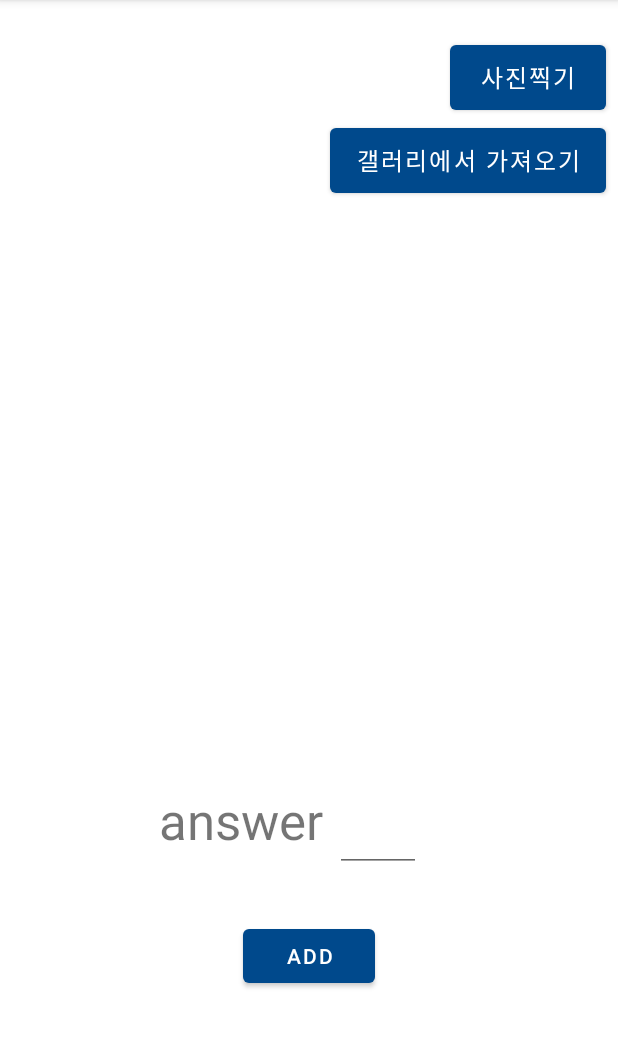
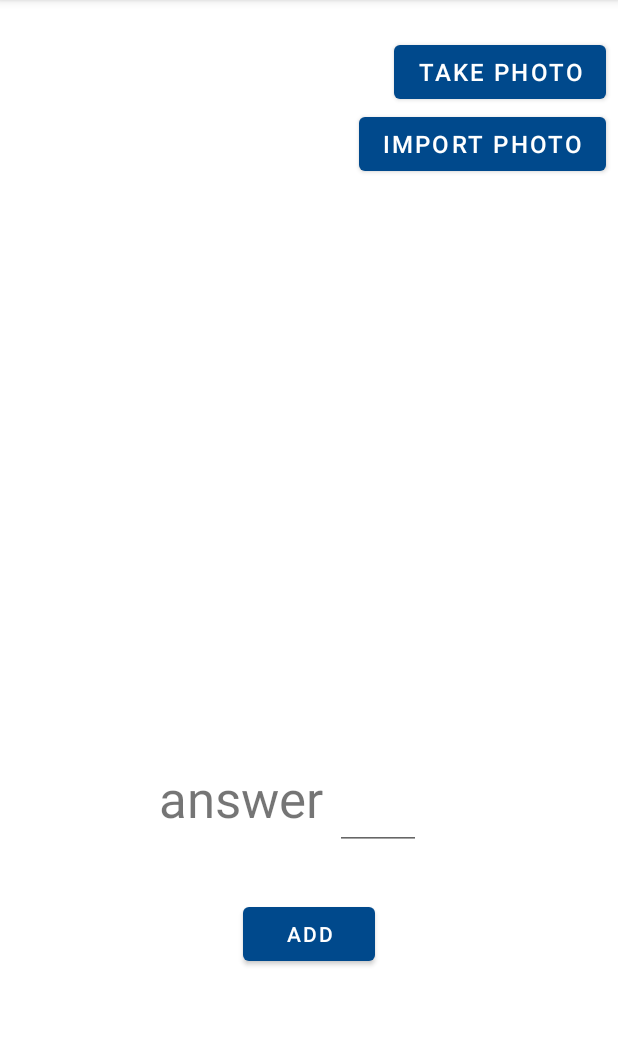
Before and after one commit to developer-ssss/study_lab_t, an Android app: the QuestionFragment screen opened through its navigation route, on a phone screen of 412 x 824 dp, the part 84-1132 px from its top. Run offline under Robolectric (Android 15) with nearby library versions, the phone set to English and light mode, and no system bars; our stand-ins replace Firebase (no records; nobody signed in at launch, a user with empty details on screens opened directly); 3 statements that could not run were skipped.

```diff
--- a/app/src/main/java/com/studylab/study_lab_t/question/QuestionViewModel.java
+++ b/app/src/main/java/com/studylab/study_lab_t/question/QuestionViewModel.java
@@ -1,7 +1,11 @@
 package com.studylab.study_lab_t.question;
 
 import android.graphics.Bitmap;
+import android.graphics.drawable.BitmapDrawable;
+import android.graphics.drawable.Drawable;
 
+import androidx.lifecycle.LiveData;
+import androidx.lifecycle.MutableLiveData;
 import androidx.lifecycle.ViewModel;
 
 import com.google.firebase.Timestamp;
@@ -12,6 +16,8 @@ import com.studylab.study_lab_t.repository.UserRepository;
 
 public class QuestionViewModel extends ViewModel {
     private final UserRepository userRepository = UserRepository.getInstance();
+    private Bitmap loadedDrawable;
+    private boolean isLoadedDrawable;
 
     public void saveBitmapToMediaStore(Bitmap bm)
     {
@@ -44,4 +50,5 @@ public class QuestionViewModel extends ViewModel {
            }
         });
     }
+
 }
--- a/app/src/main/res/layout/fragment_question.xml
+++ b/app/src/main/res/layout/fragment_question.xml
@@ -13,21 +13,21 @@
 
         <Button
             android:id="@+id/question_bt_takePicture"
-            android:layout_width="104dp"
-            android:layout_height="55dp"
+            android:layout_width="wrap_content"
+            android:layout_height="wrap_content"
             android:layout_marginTop="24dp"
             android:layout_marginEnd="8dp"
-            android:text="사진찍기"
+            android:text="Take Photo"
             android:textSize="16sp"
             app:layout_constraintEnd_toEndOf="parent"
             app:layout_constraintTop_toTopOf="parent" />
 
         <Button
             android:id="@+id/question_bt_importPicture"
-            android:layout_width="184dp"
-            android:layout_height="55dp"
+            android:layout_width="wrap_content"
+            android:layout_height="wrap_content"
             android:layout_marginEnd="8dp"
-            android:text="갤러리에서 가져오기"
+            android:text="Import Photo"
             android:textSize="16sp"
             app:layout_constraintEnd_toEndOf="parent"
             app:layout_constraintTop_toBottomOf="@+id/question_bt_takePicture" />
```
Also changed, not shown: app/src/main/java/com/studylab/study_lab_t/question/QuestionFragment.java (+15 -15 lines).
